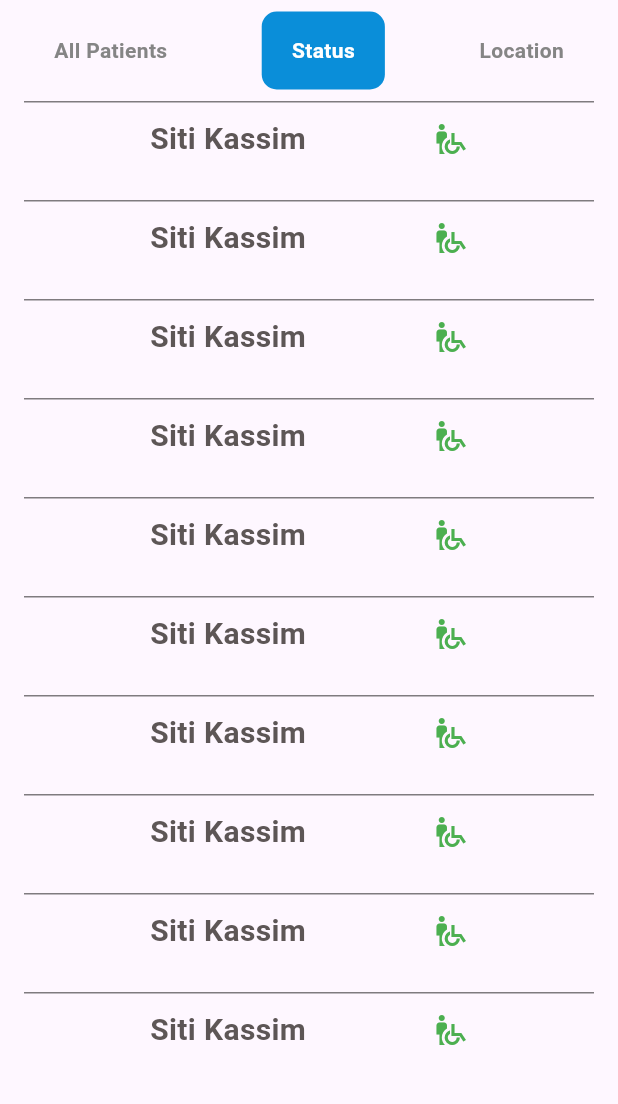
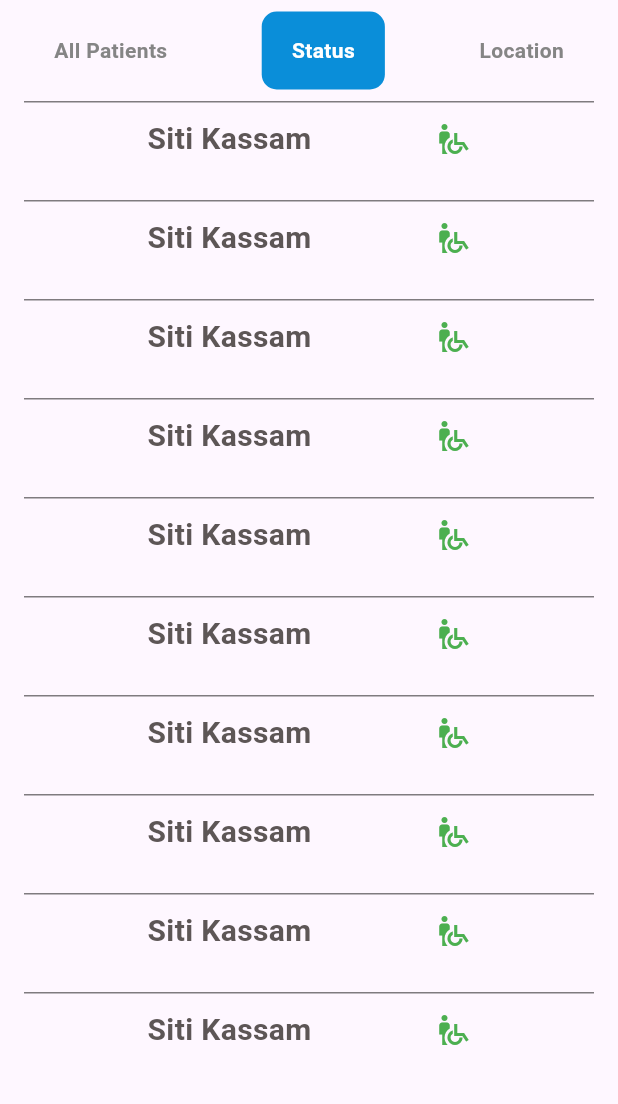
Before and after one commit to aidilaqif/OnPatient, a Flutter app: the screen it shows after launch, after a tap on "Status", on a phone screen of 412 x 824 dp, the part 74-1178 px from its top. Run offline on Flutter 3.47's test engine with Material 3 defaults, Android fonts, the phone set to English and light mode, and no system bars; drawn by our look-alikes of stroke_text; Roboto replaces fonts that are missing (Raleway, Sansita One).

Commit message:
kassim to kassam

```diff
--- a/lib/view/HomePage.dart
+++ b/lib/view/HomePage.dart
@@ -8,7 +8,7 @@ class HomePage extends StatefulWidget {
 
 class _HomePageState extends State<HomePage> {
   String selectedFilter = 'All Patients'; // Default selected filter
-  String patientName = "Siti Kassim"; // Example patient name
+  String patientName = "Siti Kassam"; // Example patient name
   int patientAge = 75; // Example patient age
   int bedNumber = 123; // Example bed number
   int wardNumber = 456; // Example ward number
```
